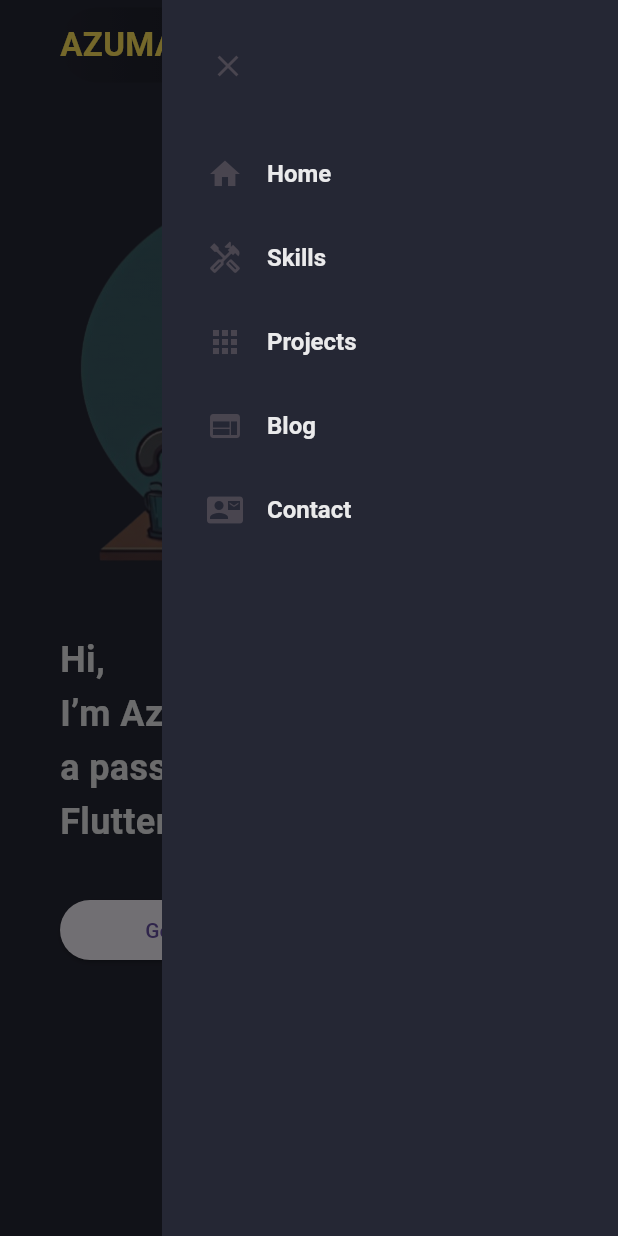
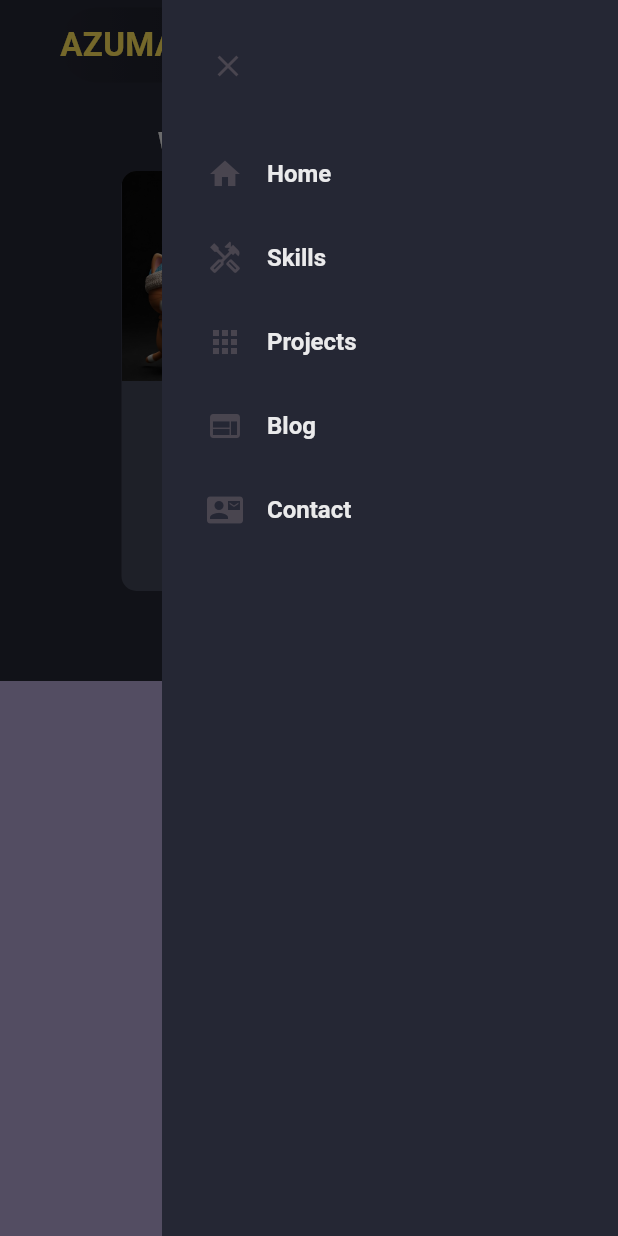
Before and after one commit to azmanbarraquias/flutter_web_portfolio_azman, a Flutter app: the screen it shows after launch, with the side drawer open, on a phone screen of 412 x 824 dp. Run offline on Flutter 3.47's test engine with Material 3 defaults, Android fonts, the light colour scheme and no system bars; our stand-ins replace flutter_svg.

Commit message:
Added: Logic for skill not yet acquired and new images.

```diff
--- a/lib/constants/skill_items.dart
+++ b/lib/constants/skill_items.dart
@@ -14,11 +14,11 @@ List<DevIcon> platformItem = [
 List<DevIcon> programmingLang = [
   DevIcon(title: 'Dart', svgIcon: 'assets/svg/dart-original.svg'),
   DevIcon(title: 'Java', svgIcon: 'assets/svg/java-original.svg'),
-  DevIcon(title: 'C#', svgIcon: 'assets/svg/csharp-original.svg'),
+  DevIcon(title: 'C#', svgIcon: 'assets/svg/csharp-original.svg', unlock: false),
   DevIcon(title: 'Swift', svgIcon: 'assets/svg/swift-original.svg'),
   DevIcon(title: 'Dart', svgIcon: 'assets/svg/dart-original.svg'),
   DevIcon(title: 'C#', svgIcon: 'assets/svg/csharp-original.svg'),
-  DevIcon(title: 'Swift', svgIcon: 'assets/svg/swift-original.svg'),
+  DevIcon(title: 'Swift', svgIcon: 'assets/svg/swift-original.svg', unlock: false),
 ];
 
 class DevIcon {
--- a/lib/pages/home_page.dart
+++ b/lib/pages/home_page.dart
@@ -46,42 +46,91 @@ class _HomePageState extends State<HomePage> {
                     scaffoldKey.currentState?.openEndDrawer();
                   },
                 ),
+              //
+              // if (constraints.maxWidth >= kMinDesktopWidth)
+              //   MainDesktop()
+              // else
+              //   MainMobile(),
+              //
+              // // Skills
+              // Container(
+              //   width: screenWidth,
+              //   color: CustomColor.bgLight1,
+              //   padding: EdgeInsets.fromLTRB(25, 20, 25, 60),
+              //   child: Column(
+              //     children: [
+              //       Text(
+              //         'What I can do',
+              //         style: TextStyle(
+              //           fontSize: 24,
+              //           fontWeight: FontWeight.bold,
+              //           color: CustomColor.whitePrimary,
+              //         ),
+              //       ),
+              //       SizedBox(height: 10),
+              //       // Platforms and Programming
+              //       if (constraints.maxWidth >= kMedDesktopWidth)
+              //         SkillsDesktop()
+              //       else
+              //         SkillsMobile(),
+              //     ],
+              //   ),
+              // ),
 
-              if (constraints.maxWidth >= kMinDesktopWidth)
-                MainDesktop()
-              else
-                MainMobile(),
-
-              // Skills
+              // Project
               Container(
                 width: screenWidth,
-                color: CustomColor.bgLight1,
                 padding: EdgeInsets.fromLTRB(25, 20, 25, 60),
                 child: Column(
                   children: [
+                    // Work Projects title
                     Text(
-                      'What I can do',
+                      'Work projects title',
                       style: TextStyle(
                         fontSize: 24,
                         fontWeight: FontWeight.bold,
                         color: CustomColor.whitePrimary,
                       ),
                     ),
-                    SizedBox(height: 10),
-                    // Platforms and Programming
-                    if (constraints.maxWidth >= kMedDesktopWidth)
-                      SkillsDesktop()
-                    else
-                      SkillsMobile(),
+
+                    // Work projects cards
+                    Container(
+                      height: 280,
+                      width: 250,
+                      clipBehavior: Clip.antiAlias,
+                      decoration: BoxDecoration(
+                        borderRadius: BorderRadius.circular(10),
+                        color: CustomColor.bgLight2,
+                      ),
+                      child: Column(
+                        children: [
+                          Image.asset(
+                            height: 140,
+                            width: double.infinity,
+                            fit: BoxFit.cover,
+                            'assets/images/Gemini_Generated_Image_h36tdph36tdph36t.jpg',
+                          ),
+                          Text(
+                            'Title',
+                            style: TextStyle(
+                              fontWeight: FontWeight.w600,
+                              fontSize: 24,
+                              color: CustomColor.whitePrimary,
+                            ),
+                          ),
+                          Text(
+                            'Some dummy subtitle about the project',
+                            style: TextStyle(
+                              fontSize: 10,
+                              color: CustomColor.whiteSecondary,
+                            ),
+
+                          ),
+                        ],
+                      ),
+                    ),
                   ],
                 ),
-              ),
-
-              // Project
-              Container(
-                height: 500,
-                width: double.infinity,
-                color: Color.fromRGBO(122, 115, 209, 1),
               ),
 
               // Contact
--- a/lib/styles/styles.dart
+++ b/lib/pages/styles/styles.dart
@@ -1,5 +1,5 @@
 import 'package:flutter/material.dart';
-import '../constants/colors.dart';
+import '../../constants/colors.dart';
 
 BoxDecoration kHeaderDecoration = BoxDecoration(
   gradient: const LinearGradient(
--- /dev/null
+++ b/lib/utils/project_utils.dart
@@ -0,0 +1,45 @@
+class ProjectUtils {
+  final String image;
+  final String title;
+  final String subtitle;
+  final String? androidLink;
+  final String? iosLink;
+  final String? webLink;
+
+  ProjectUtils({
+    required this.image,
+    required this.title,
+    required this.subtitle,
+    this.androidLink,
+    this.iosLink,
+    this.webLink,
+  });
+}
+
+List<ProjectUtils> hobbyProject = [
+  ProjectUtils(
+    image: 'assets/images/Gemini_Generated_Image_8zdska8zdska8zds.jpg',
+    title: 'Turo Agham',
+    subtitle: 'AR Game',
+  ),
+  ProjectUtils(
+    image: 'assets/images/Gemini_Generated_Image_8zdska8zdska8zds.jpg',
+    title: 'Turo Agham',
+    subtitle: 'AR Game',
+  ),
+  ProjectUtils(
+    image: 'assets/images/Gemini_Generated_Image_8zdska8zdska8zds.jpg',
+    title: 'Turo Agham',
+    subtitle: 'AR Game',
+  ),
+  ProjectUtils(
+    image: 'assets/images/Gemini_Generated_Image_8zdska8zdska8zds.jpg',
+    title: 'Turo Agham',
+    subtitle: 'AR Game',
+  ),
+  ProjectUtils(
+    image: 'assets/images/Gemini_Generated_Image_8zdska8zdska8zds.jpg',
+    title: 'Turo Agham',
+    subtitle: 'AR Game',
+  ),
+];
--- a/lib/widgets/header_mobile.dart
+++ b/lib/widgets/header_mobile.dart
@@ -2,7 +2,7 @@ import 'package:flutter/material.dart';
 import 'package:flutter_web_portfolio_azman/constants/colors.dart';
 import 'package:flutter_web_portfolio_azman/widgets/site_logo.dart';
 
-import '../styles/styles.dart';
+import '../pages/styles/styles.dart';
 
 class HeaderMobile extends StatelessWidget {
   const HeaderMobile({super.key, this.onLogoTap, this.onMenuTap});
--- a/pubspec.yaml
+++ b/pubspec.yaml
@@ -64,6 +64,7 @@ flutter:
   assets:
     - assets/
     - assets/svg/
+    - assets/images/
 
   # An image asset can refer to one or more resolution-specific "variants", see
   # https://flutter.dev/to/resolution-aware-images
```
Also changed, not shown: lib/widgets/skills_mobile.dart (+18 -3 lines), assets/images/Gemini_Generated_Image_8zdska8zdska8zds.jpg (added), assets/images/Gemini_Generated_Image_9dpo2f9dpo2f9dpo.jpg (added), assets/images/Gemini_Generated_Image_h36tdph36tdph36t.jpg (added), assets/images/Gemini_Generated_Image_nnrt6onnrt6onnrt.jpg (added), assets/images/Gemini_Generated_Image_xqelm5xqelm5xqel.jpg (added).
